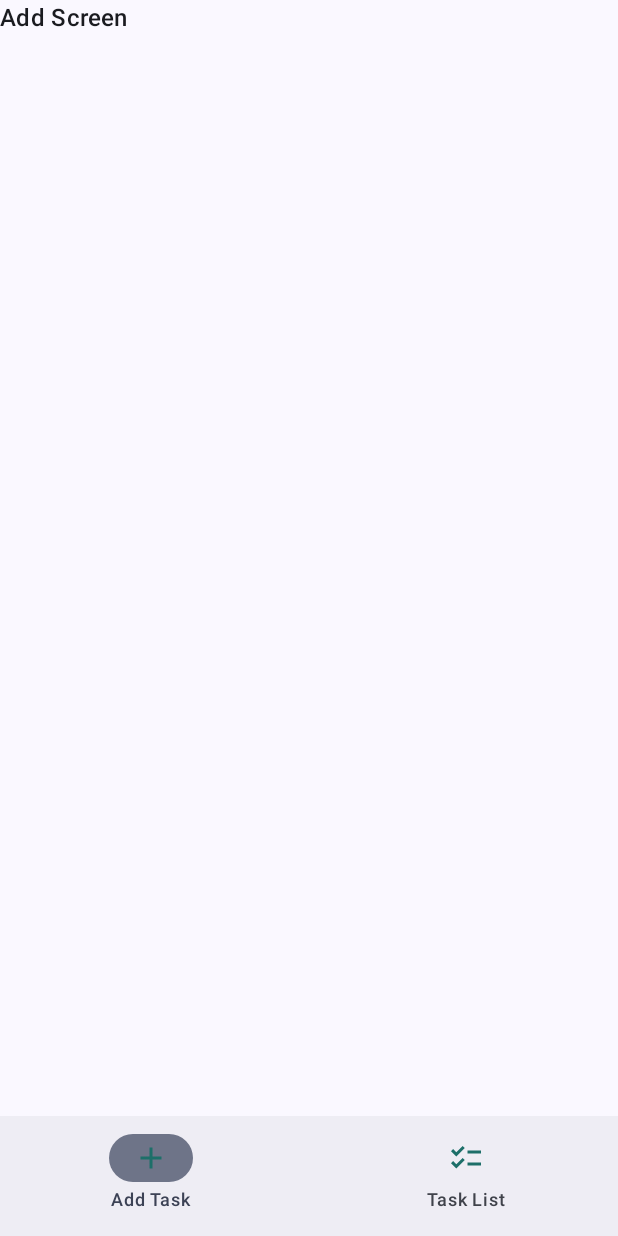
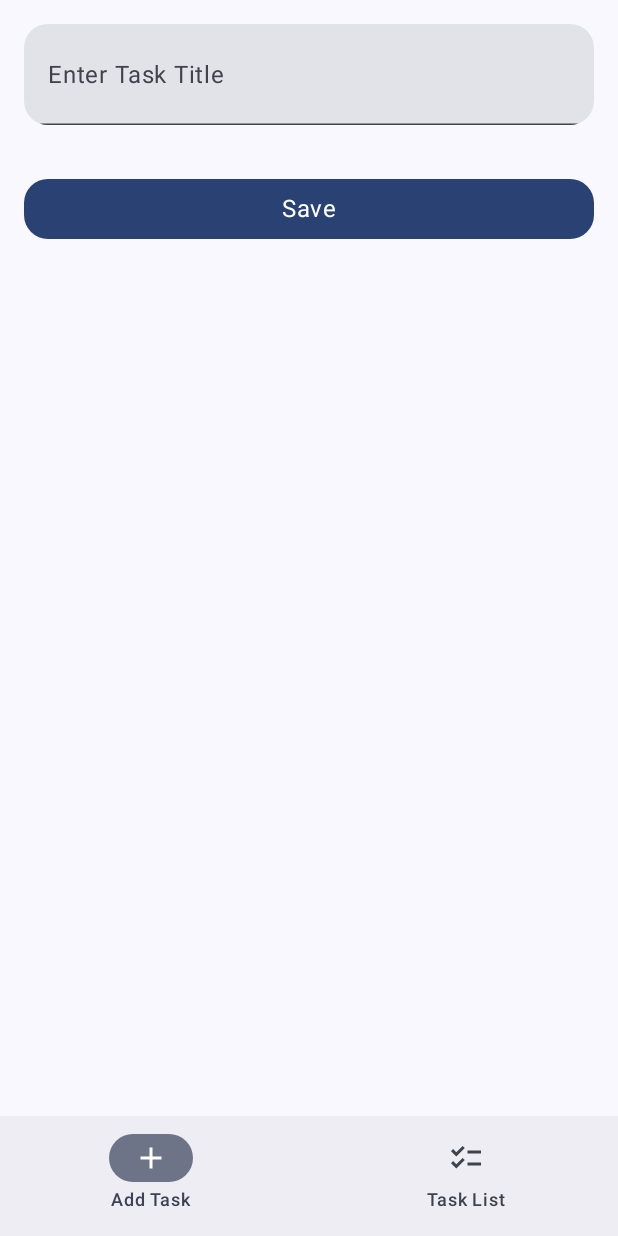
Before and after one commit to sourabhkumar47/ToDoAppAss, an Android app built with Jetpack Compose: the screen it shows after launch (MainActivity), on a phone screen of 412 x 824 dp. Run offline under Robolectric (Android 15) with nearby library versions, the phone set to English and light mode, and no system bars; our stand-ins replace Dagger/Hilt's generated code, Room's generated code.

Commit message:
added add todo screen

```diff
--- a/app/src/main/java/com/sourabh/todoapp/data/local/database/TaskDatabase.kt
+++ b/app/src/main/java/com/sourabh/todoapp/data/local/database/TaskDatabase.kt
@@ -5,7 +5,7 @@ import androidx.room.RoomDatabase
 import com.sourabh.todoapp.data.local.dao.TaskDao
 import com.sourabh.todoapp.data.local.entity.Task
 
-@Database(entities = [Task::class], version = 1, exportSchema = false)
+@Database(entities = [Task::class], version = 2, exportSchema = false)
 abstract class TaskDatabase : RoomDatabase() {
     abstract fun taskDao(): TaskDao
 }
--- a/app/src/main/java/com/sourabh/todoapp/di/AppModule.kt
+++ b/app/src/main/java/com/sourabh/todoapp/di/AppModule.kt
@@ -22,7 +22,7 @@ object AppModule {
             appContext,
             TaskDatabase::class.java,
             "task_database"
-        ).build()
+        ).fallbackToDestructiveMigration().build()
     }
 
     @Provides
--- a/app/src/main/java/com/sourabh/todoapp/presentation/Nav.kt
+++ b/app/src/main/java/com/sourabh/todoapp/presentation/Nav.kt
@@ -58,9 +58,9 @@ fun BottomNavigationBar(navController: NavHostController) {
                 Icon(
                     imageVector = Icons.Default.Add,
                     contentDescription = "Add Task",
-                    tint = if (currentRoute == "add_task") colorResource(R.color.accent_dark) else colorResource(
-                        R.color.accent_light
-                    )
+//                    tint = if (currentRoute == "add_task") colorResource(R.color.accent_dark) else colorResource(
+//                        R.color.accent_light
+//                    )
                 )
             }, label = { Text("Add Task") }
         )
@@ -75,9 +75,9 @@ fun BottomNavigationBar(navController: NavHostController) {
                 Icon(
                     Icons.Default.Checklist,
                     contentDescription = "Task List",
-                    tint = if (currentRoute == "add_task") colorResource(R.color.accent_dark) else colorResource(
-                        R.color.accent_light
-                    )
+//                    tint = if (currentRoute == "add_task") colorResource(R.color.accent_dark) else colorResource(
+//                        R.color.accent_light
+//                    )
                 )
             },
             label = { Text("Task List") }
--- a/app/src/main/java/com/sourabh/todoapp/presentation/add_screen/AddScreen.kt
+++ b/app/src/main/java/com/sourabh/todoapp/presentation/add_screen/AddScreen.kt
@@ -1,14 +1,114 @@
 package com.sourabh.todoapp.presentation.add_screen
 
+import android.widget.Toast
+import androidx.compose.foundation.layout.Arrangement
+import androidx.compose.foundation.layout.Column
+import androidx.compose.foundation.layout.Spacer
+import androidx.compose.foundation.layout.fillMaxWidth
+import androidx.compose.foundation.layout.height
+import androidx.compose.foundation.layout.imePadding
+import androidx.compose.foundation.layout.navigationBarsPadding
+import androidx.compose.foundation.layout.padding
+import androidx.compose.foundation.shape.RoundedCornerShape
+import androidx.compose.material3.Button
 import androidx.compose.material3.MaterialTheme
+import androidx.compose.material3.Scaffold
+import androidx.compose.material3.SnackbarHost
+import androidx.compose.material3.SnackbarHostState
 import androidx.compose.material3.Text
+import androidx.compose.material3.TextField
+import androidx.compose.material3.TextFieldColors
+import androidx.compose.material3.TextFieldDefaults
 import androidx.compose.runtime.Composable
+import androidx.compose.runtime.LaunchedEffect
+import androidx.compose.runtime.getValue
+import androidx.compose.runtime.mutableStateOf
+import androidx.compose.runtime.remember
+import androidx.compose.runtime.setValue
+import androidx.compose.ui.Alignment
+import androidx.compose.ui.Modifier
+import androidx.compose.ui.graphics.Brush
+import androidx.compose.ui.graphics.Color
+import androidx.compose.ui.text.TextStyle
+import androidx.compose.ui.text.input.TextFieldValue
+import androidx.compose.ui.unit.dp
+import androidx.compose.ui.unit.sp
 import androidx.hilt.navigation.compose.hiltViewModel
 import androidx.navigation.NavHostController
+import com.sourabh.todoapp.data.local.entity.Task
 import com.sourabh.todoapp.viewmodel.TaskViewModel
 
 @Composable
 fun AddScreen(navController: NavHostController, viewModel: TaskViewModel = hiltViewModel()) {
 
-    Text("Add Screen", style = MaterialTheme.typography.titleMedium)
+    var title by remember { mutableStateOf(TextFieldValue("")) }
+    val snackBarHostState = remember { SnackbarHostState() }
+    var showSnackbar by remember { mutableStateOf<String?>(null) }
+
+    Scaffold(
+        snackbarHost = {
+            SnackbarHost(
+                hostState = snackBarHostState,
+                modifier = Modifier
+                    .navigationBarsPadding()
+                    .padding(bottom = 0.1.dp)
+            )
+        },
+        modifier = Modifier.imePadding(),
+        content = { paddingValues ->
+            Column(
+                modifier = Modifier
+                    .fillMaxWidth()
+                    .padding(paddingValues)
+                    .padding(16.dp),
+                verticalArrangement = Arrangement.Center,
+                horizontalAlignment = Alignment.CenterHorizontally
+            ) {
+                TextField(
+                    value = title,
+                    onValueChange = {
+                        title = it
+                    },
+                    textStyle = TextStyle(fontSize = 30.sp),
+                    placeholder = {
+                        Text(
+                            "Enter Task Title"
+                        )
+                    },
+                    shape = RoundedCornerShape(16.dp),
+                    singleLine = true,
+                    modifier = Modifier.fillMaxWidth()
+                )
+
+                Spacer(modifier = Modifier.height(32.dp))
+
+                Button(
+                    onClick = {
+                        if (title.text.isEmpty()) {
+                            showSnackbar = "Title cannot be empty"
+                            return@Button
+                        }
+                        viewModel.addTask(Task(title = title.text, isCompleted = false))
+                        title = TextFieldValue("")
+                        Toast.makeText(
+                            navController.context,
+                            "Saved ToDo",
+                            Toast.LENGTH_SHORT
+                        ).show()
+                    },
+                    shape = RoundedCornerShape(16.dp),
+                    modifier = Modifier.fillMaxWidth()
+                ) {
+                    Text("Save", style = MaterialTheme.typography.bodyLarge)
+                }
+
+            }
+            showSnackbar?.let { message ->
+                LaunchedEffect(message) {
+                    snackBarHostState.showSnackbar(message)
+                    showSnackbar = null
+                }
+            }
+        }
+    )
 }
```
Also changed, not shown: app/src/main/java/com/sourabh/todoapp/presentation/list_screen/ListScreen.kt (+10 -5 lines).
